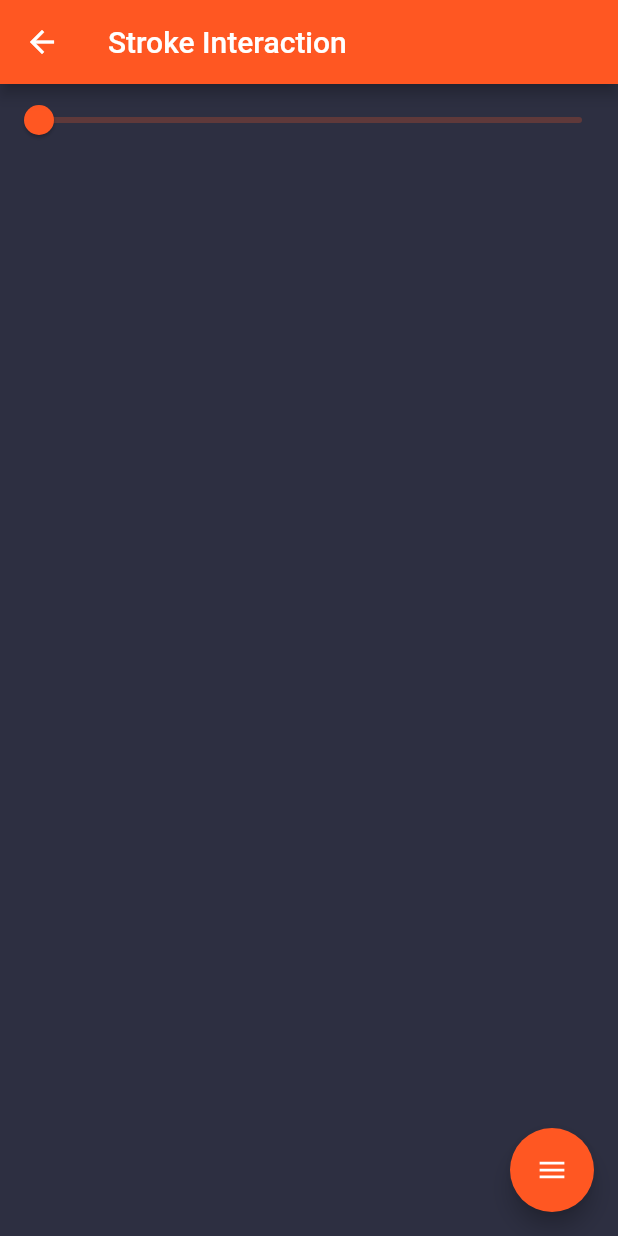
After one commit to tanzil114/playwithme, a Flutter app: the StrokeInteractionScreen screen opened directly, on a phone screen of 412 x 824 dp. The commit adds this screen. Run offline on Flutter 3.47's test engine with Material 2 defaults, Android fonts, the phone set to English and light mode, and no system bars; drawn by our look-alikes of flutter_speed_dial; our stand-ins replace flushbar, flutter_colorpicker.

Commit message:
Added stroke interaction

```diff
--- a/lib/src/constants/app_config.dart
+++ b/lib/src/constants/app_config.dart
@@ -14,4 +14,7 @@ class AppConfig {
   static const double objectOpacity = 255;
   static const double objectOpacityMin = 0.0;
   static const double objectOpacityMax = 255;
+  static const double strokeWidth = 0.0;
+  static const double objectStrokeMin = 0.0;
+  static const double objectStrokeMax = 100;
 }
--- a/lib/src/object_painter.dart
+++ b/lib/src/object_painter.dart
@@ -14,6 +14,7 @@ class ObjectPainter extends CustomPainter {
     this.objectBlurSigma = -1,
     this.gradientColorList,
     this.objectOpacity = -1,
+    this.strokeWidth = -1,
   });
   final List<Offset> objectPoints;
   final bool shouldJoinPoints;
@@ -25,6 +26,7 @@ class ObjectPainter extends CustomPainter {
   final double objectBlurSigma;
   final List<Color> gradientColorList;
   final double objectOpacity;
+  final double strokeWidth;
 
   @override
   void paint(Canvas canvas, Size size) {
@@ -39,8 +41,16 @@ class ObjectPainter extends CustomPainter {
     if (objectOpacity != -1) {
       currentObjectOpacity = objectOpacity;
     }
+    double currentStrokeWidth = AppConfig.strokeWidth;
+    PaintingStyle currentPaintingStyle = PaintingStyle.fill;
+    if (strokeWidth != -1) {
+      currentStrokeWidth = strokeWidth;
+      currentPaintingStyle = PaintingStyle.stroke;
+    }
     var objectPaint = Paint()
       ..color = objectColor.withAlpha(currentObjectOpacity?.toInt())
+      ..strokeWidth = currentStrokeWidth
+      ..style = currentPaintingStyle
       ..maskFilter = MaskFilter.blur(BlurStyle.normal, currentObjectBlurSigma)
       ..shader = gradientColorList != null
           ? ui.Gradient.linear(
--- a/lib/src/screens/home_screen.dart
+++ b/lib/src/screens/home_screen.dart
@@ -3,6 +3,7 @@ import 'package:flutter_speed_dial/flutter_speed_dial.dart';
 import 'package:playwithme/src/constants/app_config.dart';
 import 'package:playwithme/src/helper/helper.dart';
 import 'package:playwithme/src/screens/color_interaction_screen.dart';
+import 'package:playwithme/src/screens/stroke_interaction_screen.dart';
 
 import '../object_painter.dart';
 import 'blur_interaction_screen.dart';
@@ -154,6 +155,21 @@ class _HomeScreenState extends State<HomeScreen> {
                                 );
                               },
                             ),
+                            ListTile(
+                              title: Text('Stroke'),
+                              onTap: () {
+                                Navigator.pop(dialogContext);
+                                Navigator.push(
+                                  context,
+                                  MaterialPageRoute(
+                                    builder: (context) =>
+                                        StrokeInteractionScreen(
+                                      objectPoints: _objectPoints,
+                                    ),
+                                  ),
+                                );
+                              },
+                            ),
                           ],
                         ));
               }
--- /dev/null
+++ b/lib/src/screens/stroke_interaction_screen.dart
@@ -0,0 +1,83 @@
+import 'package:flutter/material.dart';
+import 'package:flutter_speed_dial/flutter_speed_dial.dart';
+import 'package:playwithme/src/constants/app_config.dart';
+import 'package:playwithme/src/helper/helper.dart';
+
+import '../object_painter.dart';
+
+class StrokeInteractionScreen extends StatefulWidget {
+  final List<Offset> objectPoints;
+  const StrokeInteractionScreen({Key key, this.objectPoints}) : super(key: key);
+  @override
+  _StrokeInteractionScreenState createState() =>
+      _StrokeInteractionScreenState();
+}
+
+class _StrokeInteractionScreenState extends State<StrokeInteractionScreen> {
+  final double sliderHeight = 170;
+  double _currentStroke = AppConfig.strokeWidth;
+
+  final _appBar = AppBar(
+    title: Text('Stroke Interaction'),
+  );
+
+  @override
+  Widget build(BuildContext context) {
+    return Scaffold(
+      appBar: _appBar,
+      floatingActionButton: SpeedDial(
+        marginRight: 18,
+        marginBottom: 60,
+        animatedIcon: AnimatedIcons.menu_close,
+        animatedIconTheme: IconThemeData(size: 22.0),
+        shape: CircleBorder(),
+        children: [
+          SpeedDialChild(
+            child: Icon(Icons.arrow_back),
+            backgroundColor: Colors.red,
+            label: 'Back',
+            labelStyle: TextStyle(fontSize: 18.0),
+            onTap: () => Navigator.pop(context),
+          ),
+          SpeedDialChild(
+            child: Icon(Icons.info),
+            backgroundColor: Colors.red,
+            label: 'Info',
+            labelStyle: TextStyle(fontSize: 18.0),
+            onTap: () => Helper.showAlertDialog(context, 'Stroke Interaction',
+                'Adjust the slider to change stroke width of the object'),
+          ),
+        ],
+      ),
+      body: GestureDetector(
+        child: Container(
+          color: AppConfig.backgroundColor,
+          child: Column(
+            children: [
+              Slider(
+                value: _currentStroke,
+                min: AppConfig.objectStrokeMin,
+                max: AppConfig.objectStrokeMax,
+                divisions: AppConfig.objectStrokeMax.toInt(),
+                label: _currentStroke.round().toString(),
+                onChanged: (double value) {
+                  setState(() {
+                    _currentStroke = value;
+                  });
+                },
+              ),
+              CustomPaint(
+                painter: ObjectPainter(
+                  objectPoints: widget.objectPoints,
+                  shouldJoinPoints: true,
+                  strokeWidth: _currentStroke,
+                ),
+                child: Container(),
+              ),
+            ],
+          ),
+        ),
+      ),
+    );
+  }
+}
```
